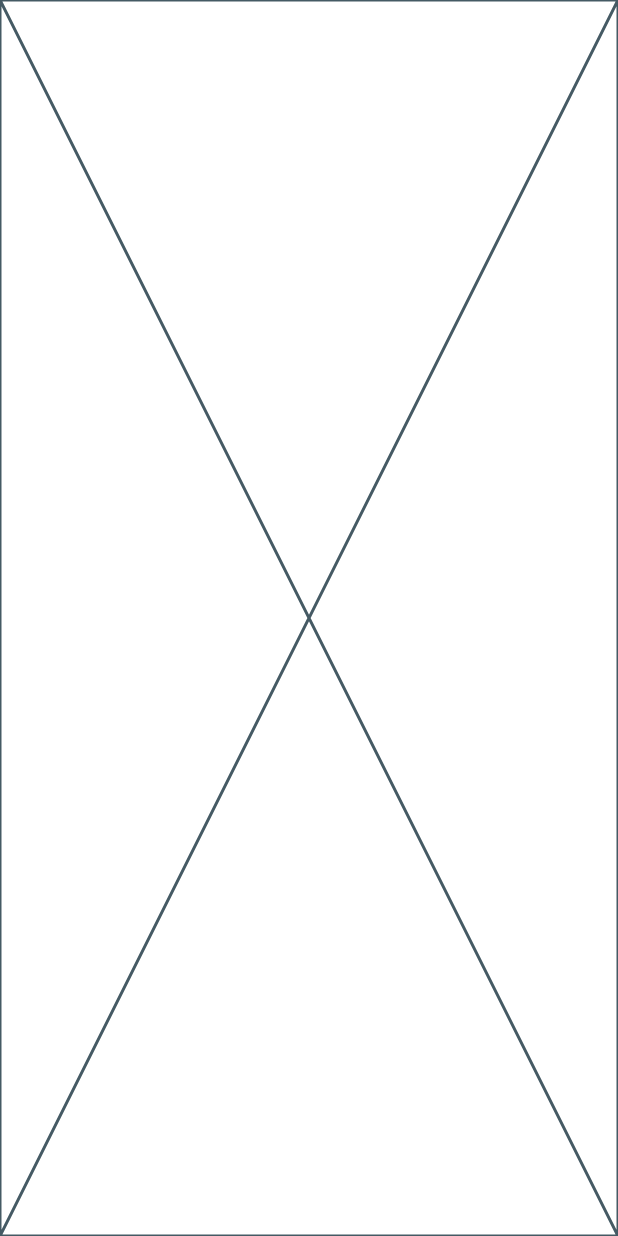
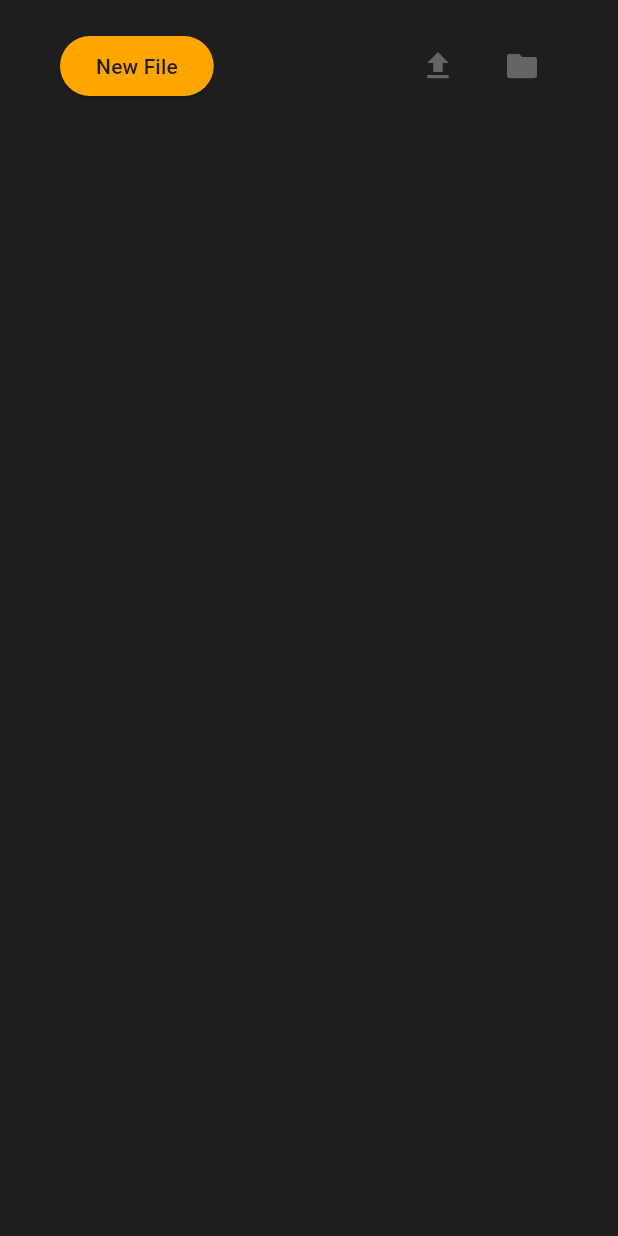
Before and after one commit to MuhamedUssama/metatube, a Flutter app: the screen it shows after launch, on a phone screen of 412 x 824 dp. Run offline on Flutter 3.47's test engine with Material 3 defaults, Android fonts, the phone set to English and light mode, and no system bars.

Commit message:
finished ui design for first section of my app

```diff
--- a/lib/screens/home_screen.dart
+++ b/lib/screens/home_screen.dart
@@ -1,4 +1,8 @@
 import 'package:flutter/material.dart';
+import 'package:metatube/widgets/custom_textfield.dart';
+import 'package:metatube/widgets/icon_button.dart';
+import 'package:metatube/widgets/main_button.dart';
+import 'package:metatube/utils/app_style.dart';
 
 class HomeScreen extends StatefulWidget {
   static const String routeName = "home";
@@ -11,6 +15,34 @@ class HomeScreen extends StatefulWidget {
 class _HomeScreenState extends State<HomeScreen> {
   @override
   Widget build(BuildContext context) {
-    return const Placeholder();
+    return const Scaffold(
+      backgroundColor: AppTheme.dark,
+      body: Padding(
+        padding: EdgeInsets.symmetric(horizontal: 40, vertical: 20),
+        child: Column(
+          children: [
+            Row(
+              mainAxisAlignment: MainAxisAlignment.spaceBetween,
+              children: [
+                MainButton(text: "New File"),
+                Row(
+                  children: [
+                    IconButtonWidget(
+                      iconButton: Icons.file_upload,
+                    ),
+                    SizedBox(width: 8),
+                    IconButtonWidget(
+                      iconButton: Icons.folder,
+                    ),
+                  ],
+                ),
+              ],
+            ),
+            SizedBox(height: 20),
+            // CustomTextField(),
+          ],
+        ),
+      ),
+    );
   }
 }
--- a/lib/utils/app_style.dart
+++ b/lib/utils/app_style.dart
@@ -1,5 +1,17 @@
 import 'package:flutter/material.dart';
 
-class AppTheme {
+abstract class AppTheme {
   static const Color dark = Color(0xff1e1e1e);
+  static const Color medium = Color(0x50ffffff);
+  static const Color accent = Color(0xffffa500);
+
+  static const Color disableBackgroundColor = Colors.black12;
+  static const Color disableForegroundColor = Colors.white12;
+
+  // static ElevatedButtonThemeData elevatedButtonThemeData =
+  //     ElevatedButtonThemeData(
+  //   style: ButtonStyle(
+  //     backgroundColor: MaterialStateProperty.all<Color>(accent),
+  //   ),
+  // );
 }
--- /dev/null
+++ b/lib/widgets/icon_button.dart
@@ -0,0 +1,20 @@
+import 'package:flutter/material.dart';
+import 'package:metatube/utils/app_style.dart';
+
+class IconButtonWidget extends StatelessWidget {
+  final IconData iconButton;
+  const IconButtonWidget({super.key, required this.iconButton});
+
+  @override
+  Widget build(BuildContext context) {
+    return IconButton(
+      onPressed: () {},
+      splashRadius: 20,
+      splashColor: AppTheme.accent,
+      icon: Icon(
+        iconButton,
+        color: AppTheme.medium,
+      ),
+    );
+  }
+}
--- /dev/null
+++ b/lib/widgets/main_button.dart
@@ -0,0 +1,20 @@
+import 'package:flutter/material.dart';
+import 'package:metatube/utils/app_style.dart';
+
+class MainButton extends StatelessWidget {
+  final String text;
+  // final Function onPressed;
+  const MainButton({super.key, required this.text});
+
+  @override
+  Widget build(BuildContext context) {
+    return ElevatedButton(
+      onPressed: () {},
+      style: ButtonStyle(
+        backgroundColor: MaterialStateProperty.all<Color>(AppTheme.accent),
+        foregroundColor: MaterialStateProperty.all<Color>(AppTheme.dark),
+      ),
+      child: Text(text),
+    );
+  }
+}
```
Also changed, not shown: lib/widgets/custom_textfield.dart (added, +26 -0 lines).
